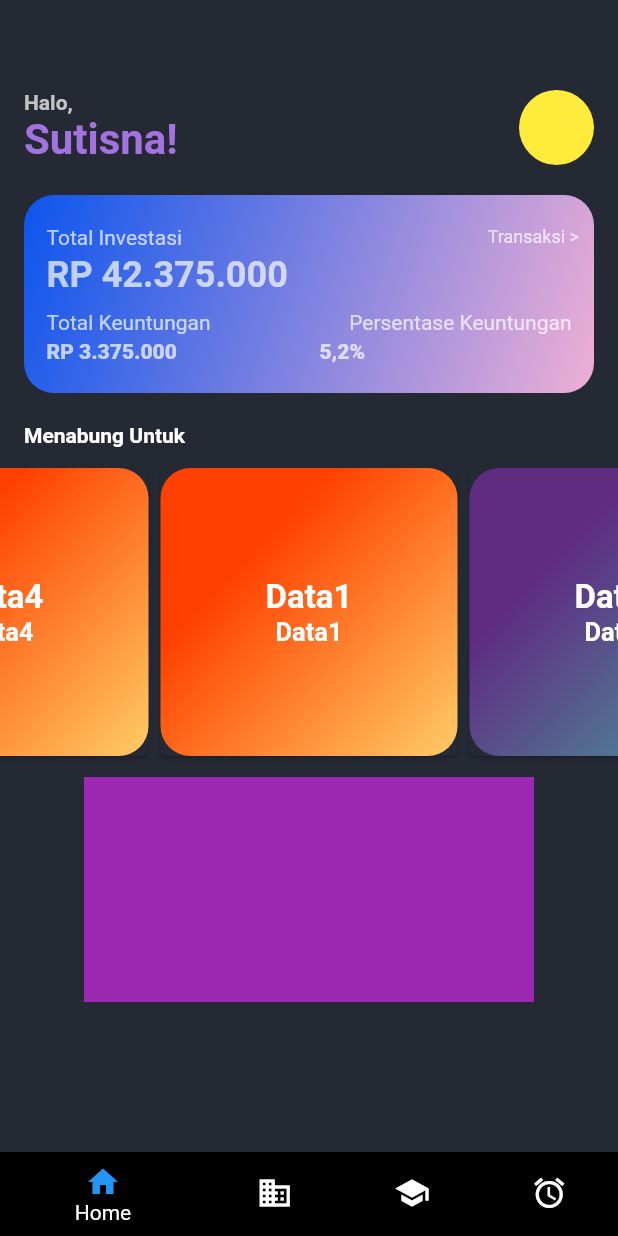
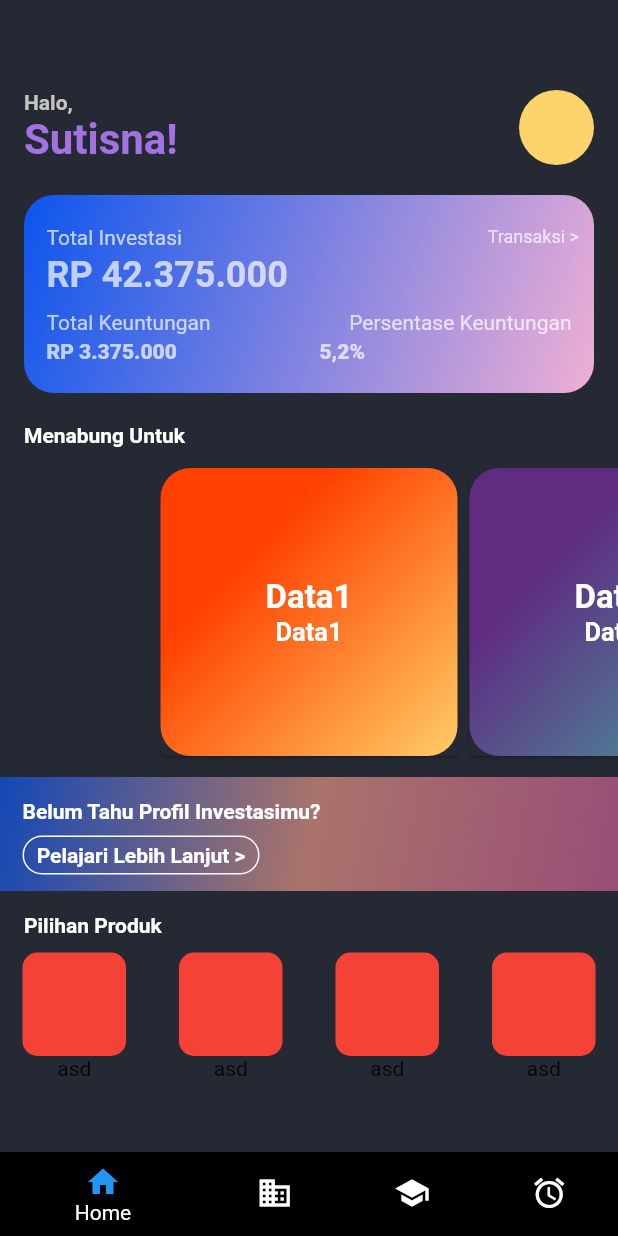
Before and after one commit to RenaldoLouis/flutter_invest_app, a Flutter app: the screen it shows after launch, on a phone screen of 412 x 824 dp. Run offline on Flutter 3.47's test engine with Material 2 defaults, Android fonts, the light colour scheme and no system bars; drawn by our look-alikes of carousel_slider.

Commit message:
completing first page

```diff
--- a/lib/app/sign_in/sign_in_page.dart
+++ b/lib/app/sign_in/sign_in_page.dart
@@ -119,7 +119,7 @@ class _SigninPageState extends State<SigninPage> {
                   width: 50,
                   height: 50,
                   decoration: BoxDecoration(
-                    color: Colors.yellow,
+                    color: Color(0xFFFDD36C),
                     borderRadius: BorderRadius.all(
                       Radius.circular(100),
                     ),
@@ -304,6 +304,7 @@ class _SigninPageState extends State<SigninPage> {
                 viewportFraction: 0.5,
                 height: 200.0,
                 autoPlay: true,
+                enableInfiniteScroll: false,
                 autoPlayInterval: Duration(seconds: 3),
                 autoPlayAnimationDuration: Duration(milliseconds: 800),
                 autoPlayCurve: Curves.fastOutSlowIn,
@@ -335,11 +336,156 @@ class _SigninPageState extends State<SigninPage> {
             ),
           ),
           Container(
-            width: 300,
-            height: 150,
-            color: Colors.purple,
-            child: SizedBox(
-              height: 100,
+            margin: EdgeInsets.only(bottom: 15.0),
+            padding: EdgeInsets.only(left: 15.0, top: 15.0),
+            height: 76,
+            decoration: BoxDecoration(
+              gradient: LinearGradient(
+                begin: Alignment.topLeft,
+                end: Alignment.bottomRight,
+                colors: [
+                  Color(0xFF0C55ED).withOpacity(0.7),
+                  Color(0xFFE19381).withOpacity(0.7),
+                  Color(0xFFCA5D93).withOpacity(0.7),
+                ],
+              ),
+            ),
+            child: Column(
+              crossAxisAlignment: CrossAxisAlignment.start,
+              children: <Widget>[
+                Align(
+                  alignment: Alignment.centerLeft,
+                  child: Text(
+                    "Belum Tahu Profil Investasimu?",
+                    style: TextStyle(
+                        color: Colors.white,
+                        fontWeight: FontWeight.bold,
+                        fontSize: 14.0),
+                  ),
+                ),
+                SizedBox(
+                  height: 8.0,
+                ),
+                Container(
+                  alignment: Alignment(-1, 0),
+                  width: 158,
+                  height: 26,
+                  decoration: BoxDecoration(
+                    borderRadius: BorderRadius.all(
+                      Radius.circular(20),
+                    ),
+                    color: Colors.transparent,
+                    border: Border.all(color: Colors.white),
+                  ),
+                  child: Align(
+                    alignment: Alignment.center,
+                    child: Text(
+                      "Pelajari Lebih Lanjut >",
+                      style: TextStyle(
+                          color: Colors.white,
+                          fontWeight: FontWeight.bold,
+                          fontSize: 14.0),
+                    ),
+                  ),
+                ),
+              ],
+            ),
+          ),
+          Container(
+            padding: EdgeInsets.only(left: 16, right: 16),
+            child: Column(
+              children: <Widget>[
+                Align(
+                  alignment: Alignment.centerLeft,
+                  child: Text(
+                    "Pilihan Produk",
+                    style: TextStyle(
+                        color: Colors.white,
+                        fontWeight: FontWeight.bold,
+                        fontSize: 14.0),
+                  ),
+                ),
+              ],
+            ),
+          ),
+          Container(
+            padding: EdgeInsets.symmetric(vertical: 10.0, horizontal: 15.0),
+            child: Row(
+              mainAxisAlignment: MainAxisAlignment.spaceBetween,
+              children: <Widget>[
+                Column(
+                  children: <Widget>[
+                    Container(
+                      width: 69,
+                      height: 69,
+                      decoration: BoxDecoration(
+                        borderRadius: BorderRadius.all(
+                          Radius.circular(10),
+                        ),
+                        color: Colors.red,
+                      ),
+                    ),
+                    Align(
+                      alignment: Alignment.center,
+                      child: Text("asd"),
+                    )
+                  ],
+                ),
+                Column(
+                  children: <Widget>[
+                    Container(
+                      width: 69,
+                      height: 69,
+                      decoration: BoxDecoration(
+                        borderRadius: BorderRadius.all(
+                          Radius.circular(10),
+                        ),
+                        color: Colors.red,
+                      ),
+                    ),
+                    Align(
+                      alignment: Alignment.center,
+                      child: Text("asd"),
+                    )
+                  ],
+                ),
+                Column(
+                  children: <Widget>[
+                    Container(
+                      width: 69,
+                      height: 69,
+                      decoration: BoxDecoration(
+                        borderRadius: BorderRadius.all(
+                          Radius.circular(10),
+                        ),
+                        color: Colors.red,
+                      ),
+                    ),
+                    Align(
+                      alignment: Alignment.center,
+                      child: Text("asd"),
+                    )
+                  ],
+                ),
+                Column(
+                  children: <Widget>[
+                    Container(
+                      width: 69,
+                      height: 69,
+                      decoration: BoxDecoration(
+                        borderRadius: BorderRadius.all(
+                          Radius.circular(10),
+                        ),
+                        color: Colors.red,
+                      ),
+                    ),
+                    Align(
+                      alignment: Alignment.center,
+                      child: Text("asd"),
+                    )
+                  ],
+                ),
+              ],
             ),
           )
         ],
```
